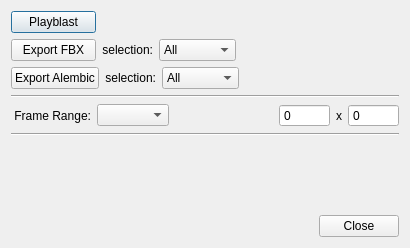
dearyangyu/swing, file module/wildchildanimation/gui/forms/dcc_tools.ui: the form before one commit.
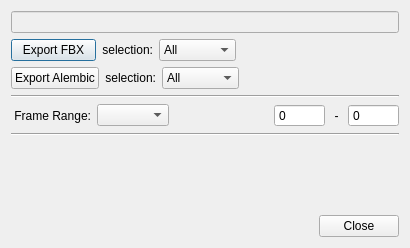
The form after the commit.

The edit to the form file:
```diff
--- a/module/wildchildanimation/gui/forms/dcc_tools.ui
+++ b/module/wildchildanimation/gui/forms/dcc_tools.ui
@@ -17,31 +17,12 @@
    <item>
     <layout class="QHBoxLayout" name="horizontalLayout">
      <item>
-      <widget class="QPushButton" name="pushButtonPlayblast">
-       <property name="minimumSize">
-        <size>
-         <width>85</width>
-         <height>0</height>
-        </size>
-       </property>
-       <property name="text">
-        <string>Playblast</string>
+      <widget class="QLineEdit" name="lineEditEntityName">
+       <property name="enabled">
+        <bool>false</bool>
        </property>
       </widget>
      </item>
-     <item>
-      <spacer name="horizontalSpacer">
-       <property name="orientation">
-        <enum>Qt::Horizontal</enum>
-       </property>
-       <property name="sizeHint" stdset="0">
-        <size>
-         <width>40</width>
-         <height>20</height>
-        </size>
-       </property>
-      </spacer>
-     </item>
     </layout>
    </item>
    <item>
@@ -218,7 +199,7 @@
      <item>
       <widget class="QLabel" name="labelFrameRangeX">
        <property name="text">
-        <string>x</string>
+        <string> - </string>
        </property>
        <property name="alignment">
         <set>Qt::AlignCenter</set>
```
Left out of the diff: 6 changed lines with no effect on the pictures.
